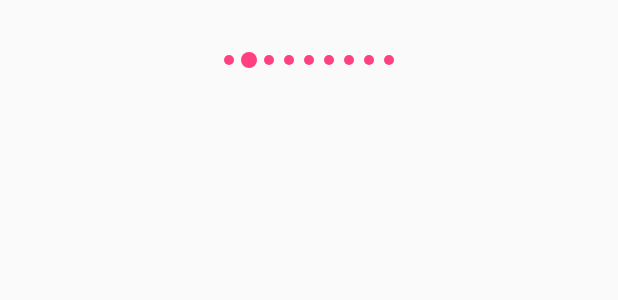
After one commit to palpatoune/Marmisiea, an Android app: the layout layout_loading_list_item.xml on its own in the app's theme, with its tools: preview values and no code run, on a phone screen of 412 x 824 dp. The commit adds this screen. Shown: the top 300 px of the screen. Run offline under Robolectric (Android 15) with nearby library versions, the phone set to English and light mode, and no system bars.

Commit message:
adding progress bar for api request + big prob solved with R.layout not implementing new layout

```diff
--- a/app/build.gradle
+++ b/app/build.gradle
@@ -58,7 +58,7 @@ dependencies {
     implementation "com.android.support:design:$supportVersion"
 
     //TOOLBAR
-    implementation 'androidx.appcompat:appcompat:1.0.0'
+    implementation 'androidx.appcompat:appcompat:1.1.0'
 
 
 
--- a/app/src/main/java/com/example/marmisiea/util/HorizontalDottedProgress.java
+++ b/app/src/main/java/com/example/marmisiea/util/HorizontalDottedProgress.java
@@ -9,7 +9,6 @@ import android.view.View;
 import android.view.animation.Animation;
 import android.view.animation.LinearInterpolator;
 import android.view.animation.Transformation;
-
 import com.example.marmisiea.R;
 
 
--- /dev/null
+++ b/app/src/main/res/layout/layout_loading_list_item.xml
@@ -0,0 +1,15 @@
+<?xml version="1.0" encoding="utf-8"?>
+<RelativeLayout
+    xmlns:android="http://schemas.android.com/apk/res/android"
+    android:layout_width="match_parent"
+    android:layout_height="@dimen/recycler_loading_view_height">
+     <com.example.marmisiea.util.HorizontalDottedProgress
+            android:layout_width="wrap_content"
+            android:layout_height="wrap_content"
+            android:layout_centerInParent="true">
+
+        </com.example.marmisiea.util.HorizontalDottedProgress>
+
+
+
+</RelativeLayout>
--- a/gradle.properties
+++ b/gradle.properties
@@ -17,3 +17,4 @@ org.gradle.jvmargs=-Xmx1536m
 android.useAndroidX=true
 # Automatically convert third-party libraries to use AndroidX
 android.enableJetifier=true
+android.enableSeparateAnnotationProcessing=true
```
Also changed, not shown: app/src/main/java/com/example/marmisiea/RecipeListActivity.java (+24 -22 lines), app/src/main/java/com/example/marmisiea/adapters/LoadingViewHolder.java (added, +12 -0 lines), app/src/main/java/com/example/marmisiea/adapters/RecipeRecyclerAdapter.java (added, +117 -0 lines), app/src/main/java/com/example/marmisiea/adapters/ReciperRecyclerAdapter.java (deleted, +0 -63 lines).
